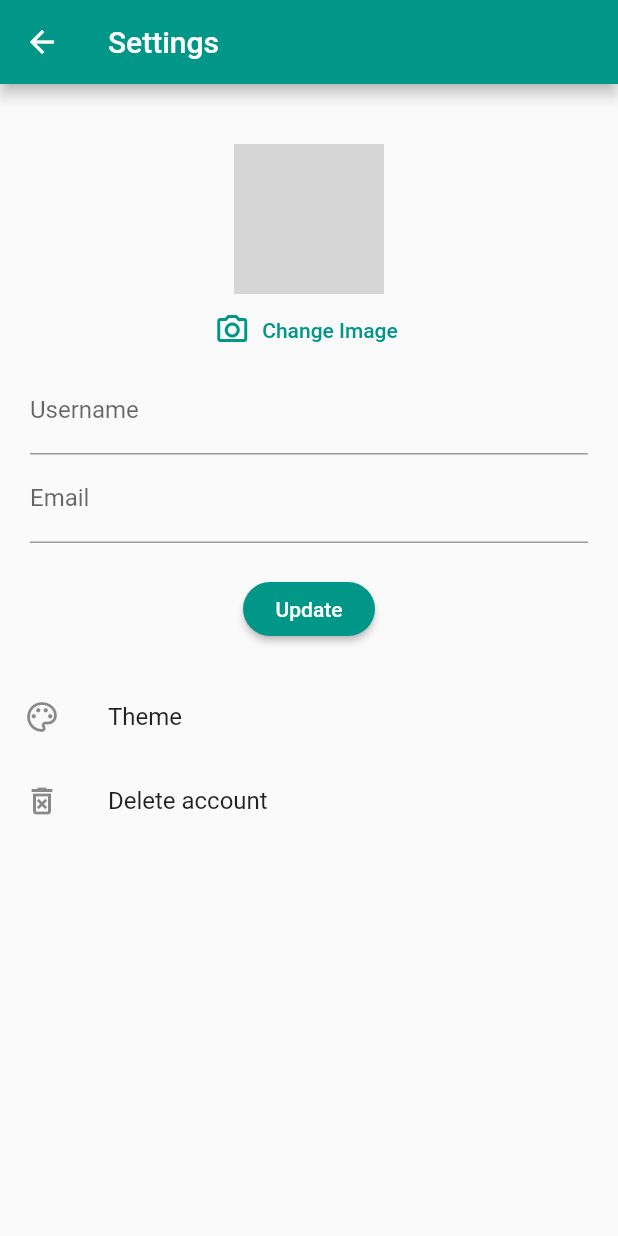
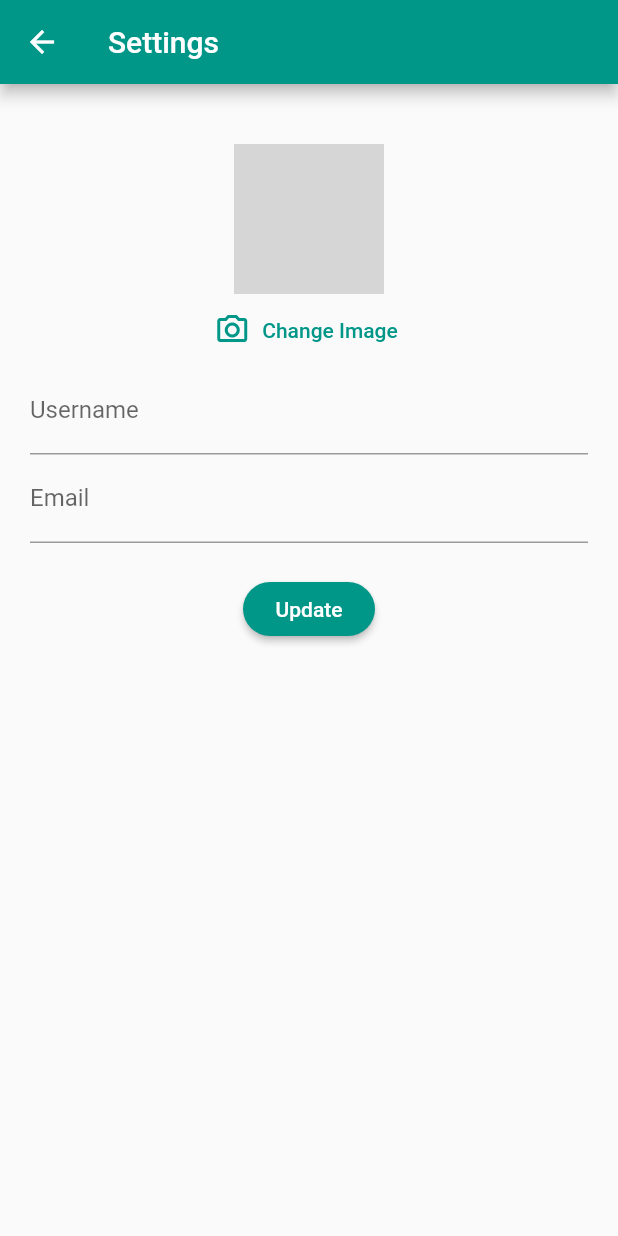
Before and after one commit to mb-s/Chatty, a Flutter app: the SettingsScreen screen opened by its route, on a phone screen of 412 x 824 dp. Run offline on Flutter 3.47's test engine with Material 2 defaults, Android fonts, the phone set to English and light mode, and no system bars; our stand-ins replace cloud_firestore, firebase_auth, firebase_storage, image_picker; accounts and stored records are empty; network calls fail; grey boxes are pictures that could not be loaded.

Commit message:
Remove unnecessary code

```diff
--- a/lib/screens/settings_screen.dart
+++ b/lib/screens/settings_screen.dart
@@ -1,6 +1,5 @@
 import 'package:flutter/material.dart';
 
-import '../widgets/settings/settings_item.dart';
 import '../widgets/settings/user_settings.dart';
 
 class SettingsScreen extends StatelessWidget {
@@ -13,14 +12,6 @@ class SettingsScreen extends StatelessWidget {
       body: ListView(
         children: [
           UserSettings(),
-          SettingsItem(
-            Icons.color_lens_outlined,
-            'Theme',
-          ),
-          SettingsItem(
-            Icons.delete_forever_outlined,
-            'Delete account',
-          ),
         ],
       ),
     );
--- a/lib/widgets/settings/settings_item.dart
+++ /dev/null
@@ -1,19 +0,0 @@
-import 'package:flutter/material.dart';
-
-class SettingsItem extends StatelessWidget {
-  SettingsItem(this.icon, this.title);
-
-  final IconData icon;
-  final String title;
-
-  @override
-  Widget build(BuildContext context) {
-    return InkWell(
-      onTap: () {},
-      child: ListTile(
-        leading: Icon(icon),
-        title: Text(title),
-      ),
-    );
-  }
-}
```
Also changed, not shown: lib/main.dart (+0 -12 lines).
